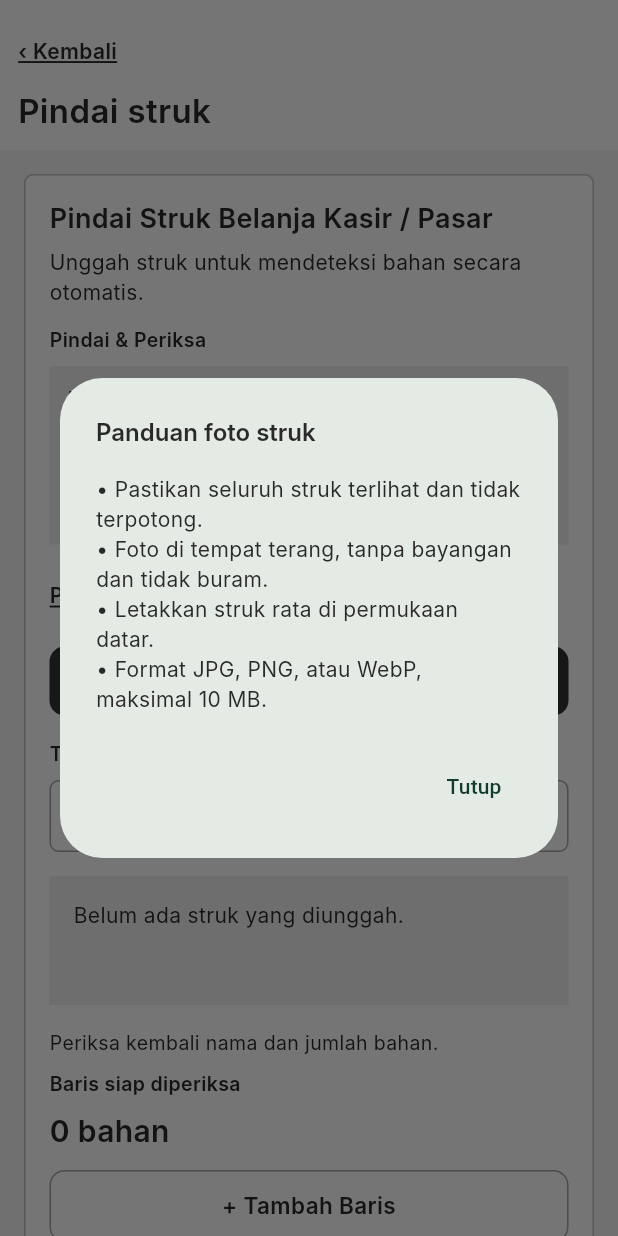
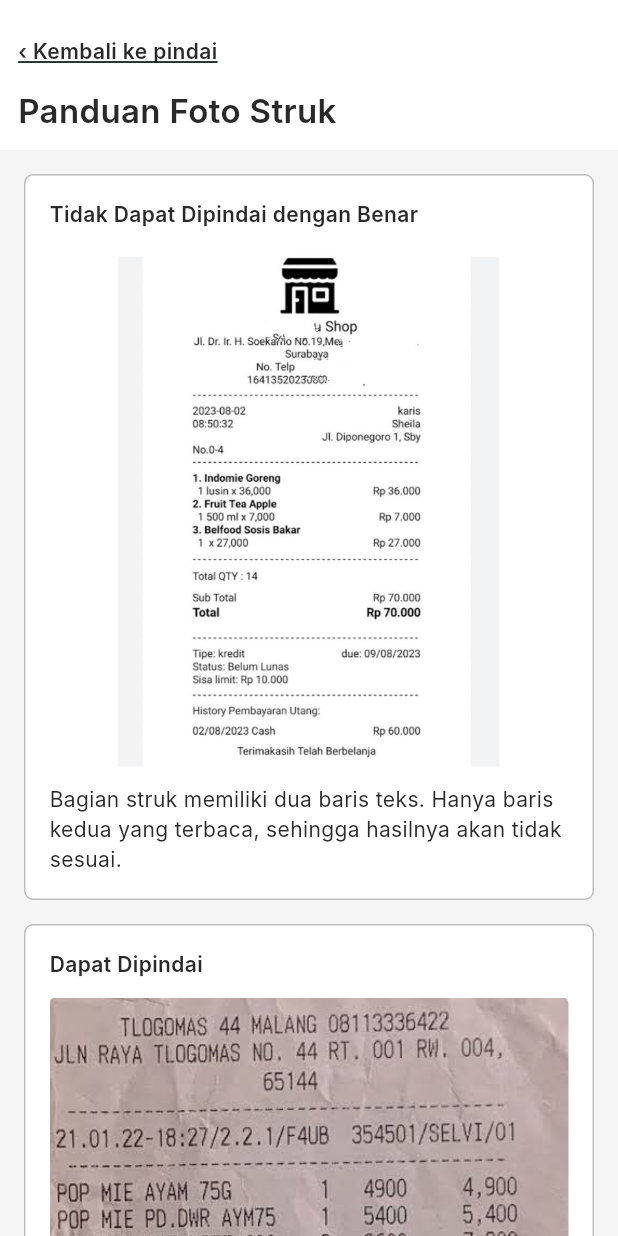
Before and after one commit to PBPUY-11-C/TAKARKUY-APK, a Flutter app: the ScanReceiptPage screen opened directly, after a tap on "Panduan foto struk yang bisa dipindai", on a phone screen of 412 x 824 dp. Run offline on Flutter 3.47's test engine with Material 3 defaults, Android fonts, the phone set to English and light mode, and no system bars; Roboto replaces fonts that are missing (Inter).

Commit message:
feat(pantry): tambah halaman panduan scan struk

```diff
--- /dev/null
+++ b/lib/pantry/screens/receipt_guide.dart
@@ -0,0 +1,162 @@
+import 'package:flutter/material.dart';
+
+/// Halaman Panduan Foto Struk (contoh struk yang dapat & tidak dapat dipindai).
+class ReceiptGuidePage extends StatelessWidget {
+  const ReceiptGuidePage({
+    super.key,
+    this.invalidReceiptAsset = 'assets/images/struk_tidak_valid.png',
+    this.validReceiptAsset = 'assets/images/struk_valid.png',
+  });
+
+  final String invalidReceiptAsset;
+  final String validReceiptAsset;
+
+  @override
+  Widget build(BuildContext context) {
+    return Scaffold(
+      backgroundColor: const Color(0xFFF7F7F7),
+      body: SafeArea(
+        child: Column(
+          crossAxisAlignment: CrossAxisAlignment.stretch,
+          children: [
+            // --- Header ---------------------------------------------------
+            Container(
+              color: const Color(0xFFFFFFFF),
+              padding: const EdgeInsets.all(12),
+              child: Column(
+                crossAxisAlignment: CrossAxisAlignment.start,
+                children: [
+                  InkWell(
+                    onTap: () => Navigator.pop(context),
+                    child: Container(
+                      constraints: const BoxConstraints(minHeight: 44),
+                      alignment: Alignment.centerLeft,
+                      child: const Text(
+                        '‹ Kembali ke pindai',
+                        style: TextStyle(
+                          fontFamily: 'Inter',
+                          fontSize: 14,
+                          height: 24 / 14,
+                          fontWeight: FontWeight.w600,
+                          color: Color(0xFF292929),
+                          leadingDistribution: TextLeadingDistribution.even,
+                          decoration: TextDecoration.underline,
+                        ),
+                      ),
+                    ),
+                  ),
+                  const SizedBox(height: 4),
+                  const Text(
+                    'Panduan Foto Struk',
+                    style: TextStyle(
+                      fontFamily: 'Inter',
+                      fontSize: 22,
+                      height: 28 / 22,
+                      fontWeight: FontWeight.w600,
+                      color: Color(0xFF292929),
+                      leadingDistribution: TextLeadingDistribution.even,
+                    ),
+                  ),
+                ],
+              ),
+            ),
+
+            // --- Konten dapat digulir -------------------------------------
+            Expanded(
+              child: Container(
+                color: const Color(0xFFF5F5F5),
+                child: SingleChildScrollView(
+                  padding: const EdgeInsets.all(16),
+                  child: Column(
+                    crossAxisAlignment: CrossAxisAlignment.stretch,
+                    children: [
+                      _guideCard(
+                        title: 'Tidak Dapat Dipindai dengan Benar',
+                        imageAsset: invalidReceiptAsset,
+                        description:
+                            'Bagian struk memiliki dua baris teks. Hanya baris kedua yang terbaca, sehingga hasilnya akan tidak sesuai.',
+                      ),
+                      const SizedBox(height: 16),
+                      _guideCard(
+                        title: 'Dapat Dipindai',
+                        imageAsset: validReceiptAsset,
+                        description:
+                            'Setiap item berada dalam satu baris teks dengan nama dan jumlah yang jelas sehingga dapat terbaca dengan benar.',
+                      ),
+                    ],
+                  ),
+                ),
+              ),
+            ),
+          ],
+        ),
+      ),
+    );
+  }
+
+  Widget _guideCard({
+    required String title,
+    required String imageAsset,
+    required String description,
+  }) {
+    return Container(
+      padding: const EdgeInsets.all(16),
+      decoration: BoxDecoration(
+        color: const Color(0xFFFFFFFF),
+        borderRadius: BorderRadius.circular(6),
+        border: Border.all(color: const Color(0xFFBFBFBF)),
+      ),
+      child: Column(
+        crossAxisAlignment: CrossAxisAlignment.stretch,
+        children: [
+          Text(
+            title,
+            style: const TextStyle(
+              fontFamily: 'Inter',
+              fontSize: 14,
+              height: 20 / 14,
+              fontWeight: FontWeight.w600,
+              color: Color(0xFF292929),
+              leadingDistribution: TextLeadingDistribution.even,
+            ),
+          ),
+          const SizedBox(height: 12),
+          ClipRRect(
+            borderRadius: BorderRadius.circular(4),
+            child: Image.asset(
+              imageAsset,
+              fit: BoxFit.contain,
+              errorBuilder: (_, _, _) => Container(
+                height: 200,
+                color: const Color(0xFFF0F0F0),
+                alignment: Alignment.center,
+                padding: const EdgeInsets.all(16),
+                child: const Text(
+                  'Gambar contoh struk belum tersedia',
+                  textAlign: TextAlign.center,
+                  style: TextStyle(
+                    fontFamily: 'Inter',
+                    fontSize: 13,
+                    color: Color(0xFF616161),
+                  ),
+                ),
+              ),
+            ),
+          ),
+          const SizedBox(height: 12),
+          Text(
+            description,
+            style: const TextStyle(
+              fontFamily: 'Inter',
+              fontSize: 14,
+              height: 20 / 14,
+              fontWeight: FontWeight.w400,
+              color: Color(0xFF292929),
+              leadingDistribution: TextLeadingDistribution.even,
+            ),
+          ),
+        ],
+      ),
+    );
+  }
+}
--- a/lib/pantry/screens/scan_receipt.dart
+++ b/lib/pantry/screens/scan_receipt.dart
@@ -1,4 +1,5 @@
 import 'package:flutter/material.dart';
+import 'package:takarkuy_apk/pantry/screens/receipt_guide.dart';
 
 /// Layar "Pindai struk" (Tambah bahan lewat foto struk).
 /// Saat disimpan, layar menutup dan mengembalikan Map:
@@ -73,19 +74,9 @@ class _ScanReceiptPage extends State<ScanReceiptPage> {
   }
 
   void _showGuide() {
-    showDialog<void>(
-      context: context,
-      builder: (_) => AlertDialog(
-        title: Text('Panduan foto struk', style: TextStyle(fontFamily: 'Inter', fontSize: 16, height: 24 / 16, fontWeight: FontWeight.w600, color: const Color(0xFF292929), leadingDistribution: TextLeadingDistribution.even)),
-        content: Text(
-          '• Pastikan seluruh struk terlihat dan tidak terpotong.\n'
-          '• Foto di tempat terang, tanpa bayangan dan tidak buram.\n'
-          '• Letakkan struk rata di permukaan datar.\n'
-          '• Format JPG, PNG, atau WebP, maksimal 10 MB.',
-          style: TextStyle(fontFamily: 'Inter', fontSize: 14, height: 20 / 14, fontWeight: FontWeight.w400, color: const Color(0xFF292929), leadingDistribution: TextLeadingDistribution.even),
-        ),
-        actions: [TextButton(onPressed: () => Navigator.pop(context), child: const Text('Tutup'))],
-      ),
+    Navigator.push<void>(
+      context,
+      MaterialPageRoute(builder: (_) => const ReceiptGuidePage()),
     );
   }
 
--- a/pubspec.yaml
+++ b/pubspec.yaml
@@ -57,6 +57,8 @@ flutter:
   # included with your application, so that you can use the icons in
   # the material Icons class.
   uses-material-design: true
+  assets:
+  - assets/images/
 
   # To add assets to your application, add an assets section, like this:
   # assets:
```
Also changed, not shown: assets/images/struk_tidak_valid.png (added), assets/images/struk_valid.png (added).
